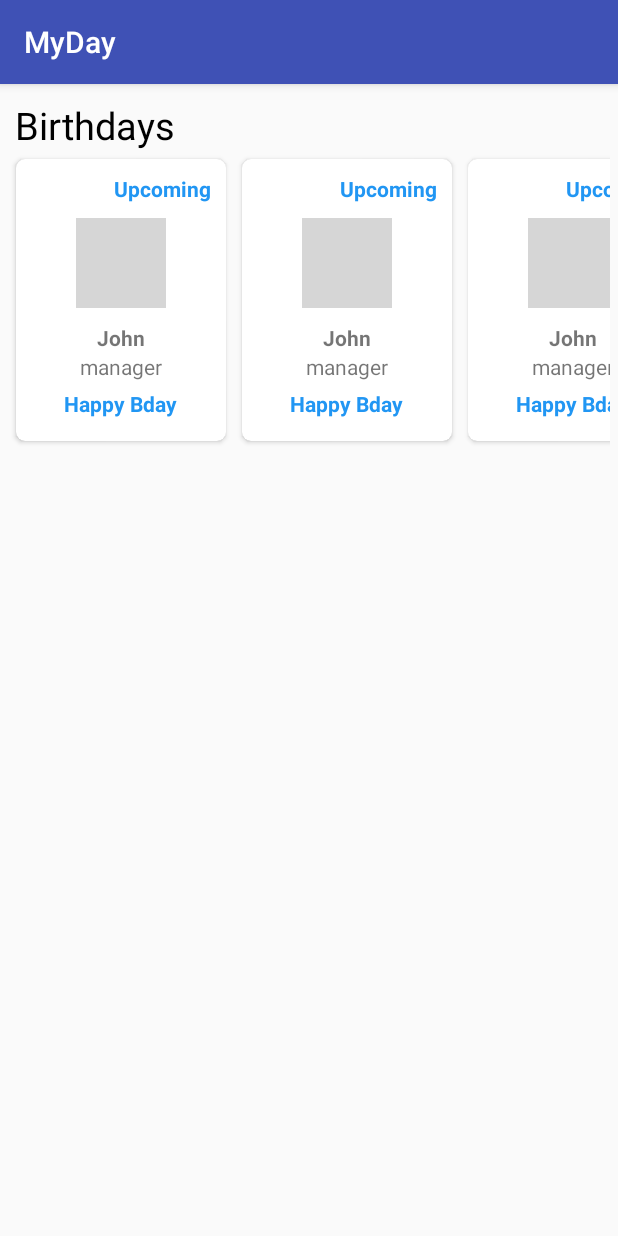
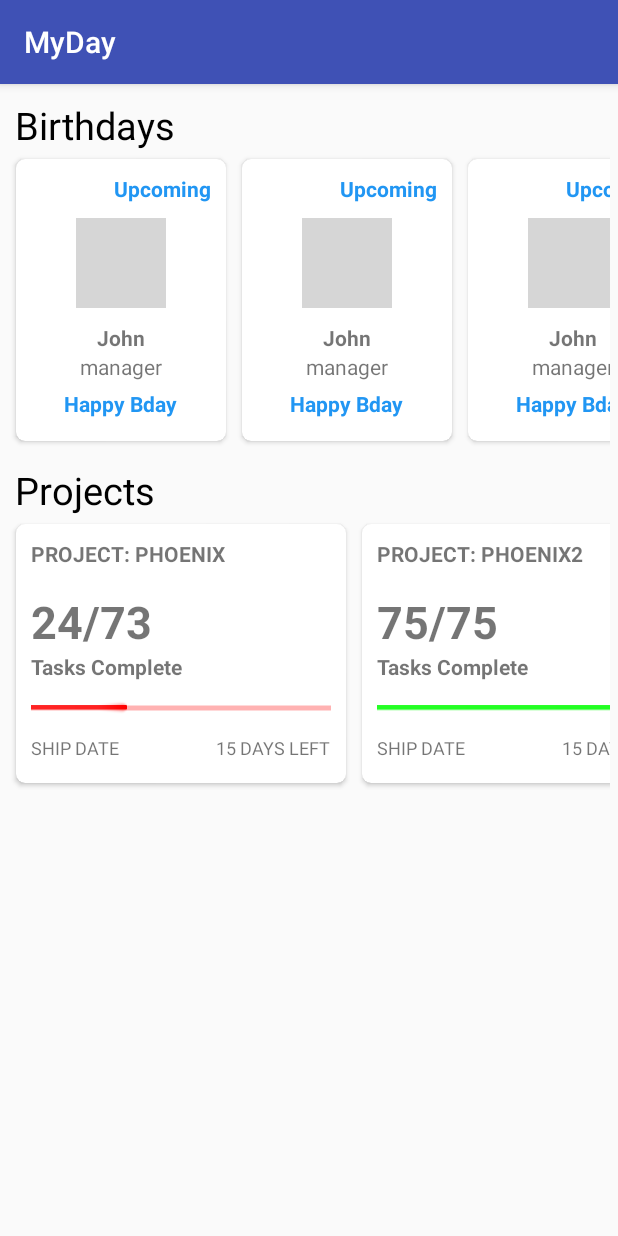
Before and after one commit to SubhrajyotiSen/NoName, an Android app: the screen it shows after launch (MainActivity), on a phone screen of 412 x 824 dp. Run offline under Robolectric (Android 15) with nearby library versions, the phone set to English and light mode, and no system bars; our stand-ins replace ButterKnife, Picasso; grey boxes are pictures that could not be loaded.

Commit message:
feat: Implement Projects

```diff
--- a/app/build.gradle
+++ b/app/build.gradle
@@ -25,6 +25,7 @@ android {
 dependencies {
     implementation fileTree(dir: 'libs', include: ['*.jar'])
     implementation"org.jetbrains.kotlin:kotlin-stdlib-jdk7:$kotlin_version"
+    //noinspection GradleCompatible
     implementation 'com.android.support:appcompat-v7:28.0.0-rc02'
     implementation 'com.android.support:cardview-v7:28.0.0-rc02'
     implementation 'com.android.support:recyclerview-v7:28.0.0-rc02'
--- a/app/src/main/java/me/subhrajyoti/myday/MainActivity.java
+++ b/app/src/main/java/me/subhrajyoti/myday/MainActivity.java
@@ -13,15 +13,22 @@ import java.util.List;
 import butterknife.BindView;
 import butterknife.ButterKnife;
 import me.subhrajyoti.myday.adapters.BirthdayAdapter;
+import me.subhrajyoti.myday.adapters.ProjectsAdapter;
 import me.subhrajyoti.myday.data.BirthdayModel;
+import me.subhrajyoti.myday.data.ProjectModel;
 
 public class MainActivity extends AppCompatActivity {
 
     @BindView(R.id.birthdaysRecyclerView)
     RecyclerView birthdaysRecyclerView;
+    @BindView(R.id.projectsRecyclerView)
+    RecyclerView projectRecyclerView;
+
 
     private BirthdayAdapter birthdayAdapter;
+    private ProjectsAdapter projectsAdapter;
     private List<BirthdayModel> birthdayModelList;
+    private List<ProjectModel> projectModelList;
 
     @Override
     protected void onCreate(Bundle savedInstanceState) {
@@ -31,7 +38,8 @@ public class MainActivity extends AppCompatActivity {
         ButterKnife.bind(this);
 
         try {
-            birthdayModelList = Utils.parse(Utils.loadJSONFromAsset("bdays.json", this));
+            birthdayModelList = Utils.parseBirthdays(Utils.loadJSONFromAsset("bdays.json", this));
+            projectModelList = Utils.parseProjects(Utils.loadJSONFromAsset("projects.json", this));
         } catch (JSONException e) {
             e.printStackTrace();
         }
@@ -46,7 +54,15 @@ public class MainActivity extends AppCompatActivity {
         birthdaysRecyclerView.setLayoutManager(new LinearLayoutManager(this,LinearLayoutManager.HORIZONTAL,false));
         birthdaysRecyclerView.setAdapter(birthdayAdapter);
 
+        projectsAdapter = new ProjectsAdapter(projectModelList, new ProjectsAdapter.ClickListener() {
+            @Override
+            public void onPositionClicked(int position) {
+                Toast.makeText(MainActivity.this, "Project tapped", Toast.LENGTH_SHORT).show();
+            }
+        });
 
+        projectRecyclerView.setLayoutManager(new LinearLayoutManager(this,LinearLayoutManager.HORIZONTAL,false));
+        projectRecyclerView.setAdapter(projectsAdapter);
 
     }
 }
--- a/app/src/main/java/me/subhrajyoti/myday/Utils.java
+++ b/app/src/main/java/me/subhrajyoti/myday/Utils.java
@@ -1,7 +1,12 @@
 package me.subhrajyoti.myday;
 
 import android.content.Context;
+import android.util.Log;
 
+import org.joda.time.DateTime;
+import org.joda.time.LocalDate;
+import org.joda.time.format.DateTimeFormat;
+import org.joda.time.format.DateTimeFormatter;
 import org.json.JSONArray;
 import org.json.JSONException;
 import org.json.JSONObject;
@@ -10,19 +15,21 @@ import java.io.IOException;
 import java.io.InputStream;
 import java.text.ParseException;
 import java.util.ArrayList;
+import java.util.Date;
 
 import me.subhrajyoti.myday.data.BirthdayModel;
+import me.subhrajyoti.myday.data.ProjectModel;
 
 public class Utils {
 
-    public static String birthdayTimeToDisplay(String day) throws ParseException {
+    public static String birthdayTimeToDisplay(String day) {
         /*TODO: write logic to check if birthday is today or upcoming
             for now return Upcoming
          */
         return "Upcoming";
     }
 
-    public static ArrayList<BirthdayModel> parse(String json) throws JSONException {
+    public static ArrayList<BirthdayModel> parseBirthdays(String json) throws JSONException {
 
         ArrayList<BirthdayModel> birthdayModelArrayList = new ArrayList<>();
         JSONArray jsonArray = new JSONArray(json);
@@ -36,6 +43,19 @@ public class Utils {
 
     }
 
+    public static ArrayList<ProjectModel> parseProjects(String json) throws JSONException {
+
+        ArrayList<ProjectModel> projectModelArrayList = new ArrayList<>();
+        JSONArray jsonArray = new JSONArray(json);
+
+        for (int i = 0; i < jsonArray.length(); i++) {
+            JSONObject jsonObject = jsonArray.getJSONObject(i);
+            projectModelArrayList.add(new ProjectModel(jsonObject));
+        }
+
+        return projectModelArrayList;
+
+    }
 
     public static String loadJSONFromAsset(String JSONFileName, Context context) {
         String json;
@@ -51,6 +71,10 @@ public class Utils {
             return null;
         }
         return json;
+    }
 
+    public static int daysLeftTillDeadline(String deadline) {
+        // TODO: calculate number of days till deadline. For now return 15
+        return 15;
     }
 }
--- a/app/src/main/java/me/subhrajyoti/myday/adapters/BirthdayAdapter.java
+++ b/app/src/main/java/me/subhrajyoti/myday/adapters/BirthdayAdapter.java
@@ -11,7 +11,6 @@ import android.widget.TextView;
 import com.squareup.picasso.Picasso;
 
 import java.lang.ref.WeakReference;
-import java.text.ParseException;
 import java.util.List;
 
 import butterknife.BindView;
@@ -49,11 +48,7 @@ public class BirthdayAdapter extends RecyclerView.Adapter<BirthdayAdapter.Birthd
 
         birthdayViewHolder.name.setText(birthdayModel.getName());
         birthdayViewHolder.role.setText(birthdayModel.getRole());
-        try {
-            birthdayViewHolder.birthdayWhen.setText(Utils.birthdayTimeToDisplay(birthdayModel.getBirthday()));
-        } catch (ParseException e) {
-            e.printStackTrace();
-        }
+        birthdayViewHolder.birthdayWhen.setText(Utils.birthdayTimeToDisplay(birthdayModel.getBirthday()));
 
         Picasso.get().load(birthdayModelList.get(position).getImageURL()).into(birthdayViewHolder.birthdayPersonImage);
         // TODO: use something like Shimmer as a placeholder while loading image
--- /dev/null
+++ b/app/src/main/java/me/subhrajyoti/myday/adapters/ProjectsAdapter.java
@@ -0,0 +1,99 @@
+package me.subhrajyoti.myday.adapters;
+
+import android.graphics.Color;
+import android.graphics.PorterDuff;
+import android.support.annotation.NonNull;
+import android.support.v7.widget.RecyclerView;
+import android.view.LayoutInflater;
+import android.view.View;
+import android.view.ViewGroup;
+import android.widget.ProgressBar;
+import android.widget.TextView;
+
+import java.lang.ref.WeakReference;
+import java.util.List;
+
+import butterknife.BindView;
+import butterknife.ButterKnife;
+import me.subhrajyoti.myday.R;
+import me.subhrajyoti.myday.Utils;
+import me.subhrajyoti.myday.data.ProjectModel;
+
+public class ProjectsAdapter extends RecyclerView.Adapter<ProjectsAdapter.ProjectsViewHolder> {
+
+    private final List<ProjectModel> projectModelList;
+    private final ProjectsAdapter.ClickListener clickListener;
+
+    public ProjectsAdapter(List<ProjectModel> projectModelList, ProjectsAdapter.ClickListener clickListener) {
+        this.projectModelList = projectModelList;
+        this.clickListener = clickListener;
+    }
+
+
+    @NonNull
+    @Override
+    public ProjectsAdapter.ProjectsViewHolder onCreateViewHolder(@NonNull ViewGroup viewGroup, int position) {
+        ProjectsViewHolder projectsViewHolder;
+        View v;
+        v = LayoutInflater.from(viewGroup.getContext()).inflate(
+                R.layout.projects_layout, viewGroup, false);
+        projectsViewHolder = new ProjectsAdapter.ProjectsViewHolder(v);
+
+        return projectsViewHolder;
+    }
+
+    @Override
+    public void onBindViewHolder(@NonNull ProjectsAdapter.ProjectsViewHolder projectsViewHolder, int position) {
+        ProjectModel projectModel = projectModelList.get(position);
+
+        int tasksCompleted = projectModel.getTasksCompleted();
+        int tasksTotal = projectModel.getTasksTotal();
+        projectsViewHolder.projectName.setText("Project: ".concat(projectModel.getProjectName()));
+        projectsViewHolder.projectProgress.setText(tasksCompleted + "/" + tasksTotal);
+        projectsViewHolder.deadlineDays.setText(String.valueOf(Utils.daysLeftTillDeadline(projectModel.getDeadline())).concat(" days left"));
+        projectsViewHolder.projectProgressBar.setProgress((int)((tasksCompleted * 1.0)/tasksTotal * 100));
+        if (tasksTotal == tasksCompleted)
+            projectsViewHolder.projectProgressBar.getProgressDrawable().setColorFilter(Color.GREEN, PorterDuff.Mode.SRC_IN);
+        else
+            projectsViewHolder.projectProgressBar.getProgressDrawable().setColorFilter(Color.RED, PorterDuff.Mode.SRC_IN);
+
+
+    }
+
+    @Override
+    public int getItemCount() {
+        return projectModelList.size();
+    }
+
+
+    class ProjectsViewHolder extends RecyclerView.ViewHolder implements View.OnClickListener {
+
+        @BindView(R.id.projectName)
+        TextView projectName;
+        @BindView(R.id.projectProgress)
+        TextView projectProgress;
+        @BindView(R.id.projectProgressBar)
+        ProgressBar projectProgressBar;
+        @BindView(R.id.deadlineDays)
+        TextView deadlineDays;
+        private WeakReference<ProjectsAdapter.ClickListener> listenerRef;
+
+        public ProjectsViewHolder(@NonNull View itemView) {
+            super(itemView);
+            ButterKnife.bind(this, itemView);
+//
+            listenerRef = new WeakReference<>(clickListener);
+            itemView.setOnClickListener(this);
+        }
+
+        @Override
+        public void onClick(View view) {
+
+            listenerRef.get().onPositionClicked(getAdapterPosition());
+        }
+    }
+
+    public interface ClickListener {
+        void onPositionClicked(int position);
+    }
+}
--- /dev/null
+++ b/app/src/main/java/me/subhrajyoti/myday/data/ProjectModel.java
@@ -0,0 +1,44 @@
+package me.subhrajyoti.myday.data;
+
+import org.json.JSONException;
+import org.json.JSONObject;
+
+public class ProjectModel {
+
+    private String projectName;
+    private int tasksCompleted;
+    private int tasksTotal;
+    private String deadline;
+
+    public ProjectModel(String projectName, int tasksCompleted, int tasksTotal, String deadline) {
+        this.projectName = projectName;
+        this.tasksCompleted = tasksCompleted;
+        this.tasksTotal = tasksTotal;
+        this.deadline = deadline;
+    }
+
+    public ProjectModel(JSONObject jsonObject) throws JSONException {
+        projectName = jsonObject.optString("name");
+        tasksCompleted = jsonObject.optInt("tasks_completed");
+        tasksTotal = jsonObject.optInt("tasks_total");
+        deadline = jsonObject.optString("deadline");
+
+    }
+
+
+    public String getProjectName() {
+        return projectName;
+    }
+
+    public int getTasksCompleted() {
+        return tasksCompleted;
+    }
+
+    public int getTasksTotal() {
+        return tasksTotal;
+    }
+
+    public String getDeadline() {
+        return deadline;
+    }
+}
--- a/app/src/main/res/layout/activity_main.xml
+++ b/app/src/main/res/layout/activity_main.xml
@@ -26,5 +26,22 @@
             android:layout_marginRight="5dp"
             android:layout_marginLeft="5dp" />
 
+        <TextView
+            android:layout_width="wrap_content"
+            android:layout_height="wrap_content"
+            android:paddingLeft="10dp"
+            android:paddingTop="10dp"
+            android:paddingRight="10dp"
+            android:textColor="#000000"
+            android:textSize="25sp"
+            android:text="Projects"/>
+
+        <android.support.v7.widget.RecyclerView xmlns:android="http://schemas.android.com/apk/res/android"
+            android:id="@+id/projectsRecyclerView"
+            android:layout_width="match_parent"
+            android:layout_height="wrap_content"
+            android:layout_marginRight="5dp"
+            android:layout_marginLeft="5dp" />
+
     </LinearLayout>
 </ScrollView>
--- /dev/null
+++ b/app/src/main/res/layout/projects_layout.xml
@@ -0,0 +1,69 @@
+<?xml version="1.0" encoding="utf-8"?>
+<android.support.v7.widget.CardView
+    xmlns:android="http://schemas.android.com/apk/res/android"
+    xmlns:card_view="http://schemas.android.com/apk/res-auto"
+    android:layout_width="wrap_content"
+    android:layout_height="wrap_content"
+    card_view:cardCornerRadius="6dp"
+    android:layout_margin="5dp">
+
+    <LinearLayout
+        android:orientation="vertical"
+        android:layout_width="wrap_content"
+        android:layout_height="wrap_content"
+        android:layout_margin="10dp">
+
+        <TextView
+            android:layout_width="wrap_content"
+            android:layout_height="wrap_content"
+            android:id="@+id/projectName"
+            android:textStyle="bold"
+            android:textAllCaps="true"/>
+
+        <TextView
+            android:layout_width="wrap_content"
+            android:layout_height="wrap_content"
+            android:id="@+id/projectProgress"
+            android:textStyle="bold"
+            android:textSize="30sp"
+            android:paddingTop="15dp"/>
+
+        <TextView
+            android:layout_width="wrap_content"
+            android:layout_height="wrap_content"
+            android:text="Tasks Complete"
+            android:textStyle="bold"/>
+
+        <ProgressBar
+            android:layout_width="200dp"
+            android:layout_height="wrap_content"
+            android:id="@+id/projectProgressBar"
+            android:paddingTop="10dp"
+            android:paddingBottom="10dp"
+            style="@android:style/Widget.Holo.Light.ProgressBar.Horizontal"/>
+
+        <RelativeLayout
+            android:layout_width="match_parent"
+            android:layout_height="wrap_content"
+            android:layout_marginBottom="5dp">
+
+            <TextView
+                android:layout_width="wrap_content"
+                android:layout_height="wrap_content"
+                android:text="Ship Date"
+                android:textAllCaps="true"
+                android:textSize="12sp"
+                android:layout_alignParentStart="true"/>
+
+            <TextView
+                android:layout_width="wrap_content"
+                android:layout_height="wrap_content"
+                android:id="@+id/deadlineDays"
+                android:layout_alignParentEnd="true"
+                android:textSize="12sp"
+                android:textAllCaps="true" />
+
+        </RelativeLayout>
+
+    </LinearLayout>
+</android.support.v7.widget.CardView>
```
Also changed, not shown: app/src/main/assets/projects.json (added, +26 -0 lines).
